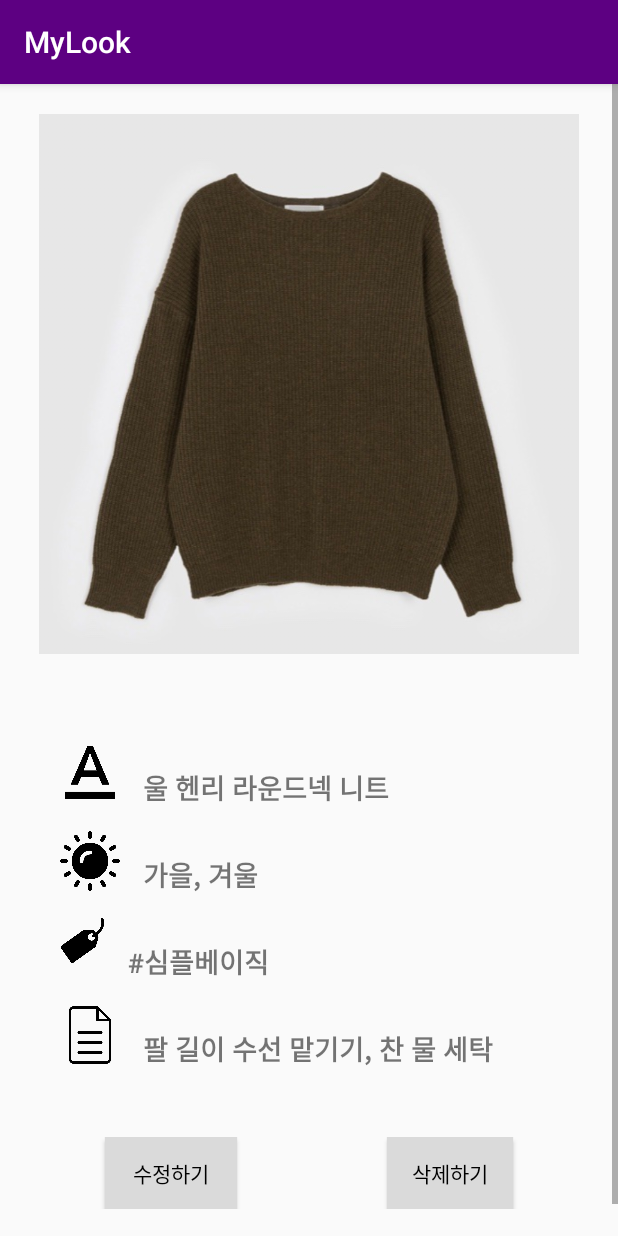
After one commit to Ohrotan/MyLook, an Android app: the ClotheViewActivity screen opened directly, with no data from a screen before it, on a phone screen of 412 x 824 dp. The commit adds this screen. Run offline under Robolectric (Android 15) with nearby library versions, the phone set to English and light mode, and no system bars.

Commit message:
옷 조회 레이아웃

```diff
--- a/app/src/main/AndroidManifest.xml
+++ b/app/src/main/AndroidManifest.xml
@@ -9,7 +9,8 @@
         android:roundIcon="@mipmap/ic_launcher_round"
         android:supportsRtl="true"
         android:theme="@style/AppTheme">
-        <activity android:name=".BelowBarActivity"></activity>
+        <activity android:name=".ClotheViewActivity"></activity>
+        <activity android:name=".BelowBarActivity" />
         <activity android:name=".UpperBarActivity" />
         <activity android:name=".ActivityTab3" />
         <activity android:name=".ActivityTab2" />
--- /dev/null
+++ b/app/src/main/java/com/ssu/mylook/ClotheViewActivity.java
@@ -0,0 +1,14 @@
+package com.ssu.mylook;
+
+import androidx.appcompat.app.AppCompatActivity;
+
+import android.os.Bundle;
+
+public class ClotheViewActivity extends AppCompatActivity {
+
+    @Override
+    protected void onCreate(Bundle savedInstanceState) {
+        super.onCreate(savedInstanceState);
+        setContentView(R.layout.activity_clothe_view);
+    }
+}
--- a/app/src/main/java/com/ssu/mylook/TestSeungminActivity.java
+++ b/app/src/main/java/com/ssu/mylook/TestSeungminActivity.java
@@ -37,6 +37,8 @@ public class TestSeungminActivity extends AppCompatActivity implements View.OnCl
             startActivity(intent);*/
         }
         else if(v==btn2){
+            intent=new Intent(this,ClotheViewActivity.class);
+            startActivity(intent);
         }
         else if(v==btn3){
             intent = new Intent(this,ClotheRegister.class);
--- a/app/src/main/res/layout/activity_clothe_register.xml
+++ b/app/src/main/res/layout/activity_clothe_register.xml
@@ -278,6 +278,25 @@
 
                     </androidx.gridlayout.widget.GridLayout>
 
+                    <TextView
+                        android:id="@+id/memo"
+                        android:layout_width="match_parent"
+                        android:layout_height="wrap_content"
+                        android:layout_margin="15dp"
+                        android:text="메모"
+                        android:textSize="18sp"
+                        android:textStyle="bold" />
+
+                    <EditText
+                        android:layout_width="wrap_content"
+                        android:layout_height="500dp"
+                        android:paddingLeft="20dp"
+                        android:layout_below="@+id/memo"
+                        android:hint="메모할 내용을 입력하세요."
+                        android:gravity="top"
+                        android:paddingTop="20dp"
+                        android:background="@drawable/memo_background"/>
+
                     <LinearLayout
                         android:layout_width="match_parent"
                         android:layout_height="match_parent"
@@ -285,7 +304,7 @@
                         android:orientation="horizontal">
 
                         <Button
-                            android:id="@+id/canel_btn"
+                            android:id="@+id/cancel_btn"
                             android:layout_width="wrap_content"
                             android:layout_height="wrap_content"
                             android:layout_margin="15dp"
--- /dev/null
+++ b/app/src/main/res/layout/activity_clothe_view.xml
@@ -0,0 +1,150 @@
+<?xml version="1.0" encoding="utf-8"?>
+<LinearLayout xmlns:android="http://schemas.android.com/apk/res/android"
+    xmlns:app="http://schemas.android.com/apk/res-auto"
+    xmlns:tools="http://schemas.android.com/tools"
+    android:layout_width="match_parent"
+    android:layout_height="match_parent"
+    tools:context=".ClotheViewActivity">
+
+    <ScrollView
+        android:layout_width="match_parent"
+        android:layout_height="match_parent">
+
+        <LinearLayout
+            android:layout_width="match_parent"
+            android:layout_height="wrap_content"
+            android:orientation="vertical">
+
+            <ImageView
+                android:id="@+id/clothe_view_photo"
+                android:layout_width="match_parent"
+                android:layout_height="400dp"
+                android:padding="20dp"
+                android:src="@drawable/clothe_example" />
+
+
+            <androidx.constraintlayout.widget.ConstraintLayout
+                android:layout_width="match_parent"
+                android:layout_height="match_parent">
+
+                <LinearLayout
+                    android:layout_width="match_parent"
+                    android:layout_height="match_parent"
+                    android:layout_margin="20dp"
+                    android:orientation="vertical"
+                    android:padding="20dp"
+                    app:layout_constraintBottom_toBottomOf="parent"
+                    app:layout_constraintTop_toTopOf="parent"
+                    tools:layout_editor_absoluteX="10dp">
+
+                    <LinearLayout
+                        android:layout_width="wrap_content"
+                        android:layout_height="wrap_content"
+                        android:orientation="horizontal"
+                        android:layout_weight="5">
+                        <ImageView
+                            android:layout_width="40dp"
+                            android:layout_height="40dp"
+                            android:gravity="center"
+                            app:srcCompat="@drawable/icon_name"/>
+                        <TextView
+                            android:id="@+id/coordi_view_title"
+                            android:layout_width="match_parent"
+                            android:layout_height="wrap_content"
+                            android:layout_margin="15dp"
+                            android:text="울 헨리 라운드넥 니트"
+                            android:textSize="18sp"
+                            android:textStyle="bold"/>
+                    </LinearLayout>
+
+                    <LinearLayout
+                        android:layout_width="wrap_content"
+                        android:layout_height="wrap_content"
+                        android:orientation="horizontal">
+                        <ImageView
+                            android:layout_width="40dp"
+                            android:layout_height="40dp"
+                            android:gravity="center"
+                            app:srcCompat="@drawable/icon_weather"/>
+                        <TextView
+                            android:id="@+id/clothe_view_season"
+                            android:layout_width="match_parent"
+                            android:layout_height="wrap_content"
+                            android:layout_margin="15dp"
+                            android:text="가을, 겨울"
+                            android:textSize="18sp"
+                            android:textStyle="bold" />
+                    </LinearLayout>
+
+                    <LinearLayout
+                        android:layout_width="wrap_content"
+                        android:layout_height="wrap_content"
+                        android:orientation="horizontal">
+                        <ImageView
+                            android:layout_width="30dp"
+                            android:layout_height="30dp"
+                            android:gravity="center"
+                            app:srcCompat="@drawable/icon_tag"/>
+                        <TextView
+                            android:id="@+id/clothe_view_tag"
+                            android:layout_width="match_parent"
+                            android:layout_height="wrap_content"
+                            android:layout_margin="15dp"
+                            android:text="#심플베이직"
+                            android:textSize="18sp"
+                            android:textStyle="bold" />
+                    </LinearLayout>
+
+                    <LinearLayout
+                        android:layout_width="wrap_content"
+                        android:layout_height="wrap_content"
+                        android:orientation="horizontal">
+                        <ImageView
+                            android:layout_width="40dp"
+                            android:layout_height="40dp"
+                            android:gravity="center"
+                            app:srcCompat="@drawable/memo_icon"/>
+                        <TextView
+                            android:id="@+id/memo_content"
+                            android:layout_width="match_parent"
+                            android:layout_height="wrap_content"
+                            android:layout_margin="15dp"
+                            android:text="팔 길이 수선 맡기기, 찬 물 세탁"
+                            android:textSize="18sp"
+                            android:textStyle="bold" />
+
+                    </LinearLayout>
+
+                    <LinearLayout
+                        android:layout_width="match_parent"
+                        android:layout_height="wrap_content"
+                        android:orientation="horizontal"
+                        android:layout_gravity="center_horizontal"
+                        android:paddingTop="30dp">
+
+                        <Button
+                            android:layout_width="wrap_content"
+                            android:layout_height="wrap_content"
+                            android:text="수정하기"
+                            android:textColor="#000000"
+                            android:background="@color/colorGray"
+                            android:layout_marginRight="50dp"
+                            android:layout_marginLeft="30dp"/>
+
+                        <Button
+                            android:layout_width="wrap_content"
+                            android:layout_height="wrap_content"
+                            android:text="삭제하기"
+                            android:textColor="#000000"
+                            android:background="@color/colorGray"
+                            android:layout_marginRight="30dp"
+                            android:layout_marginLeft="50dp"/>
+                    </LinearLayout>
+
+                </LinearLayout>
+            </androidx.constraintlayout.widget.ConstraintLayout>
+        </LinearLayout>
+
+    </ScrollView>
+
+</LinearLayout>
```
Also changed, not shown: app/src/main/res/drawable/clothe_example.jpg (added), app/src/main/res/drawable/memo_icon.png (added).
